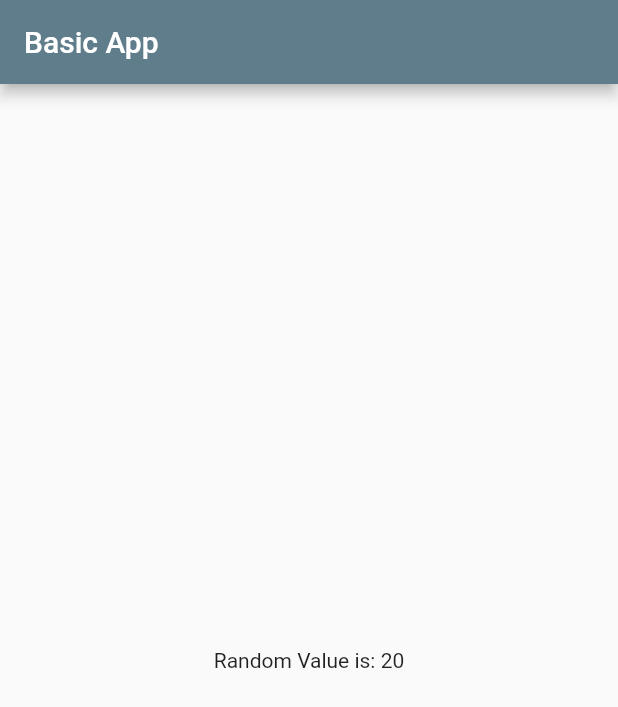
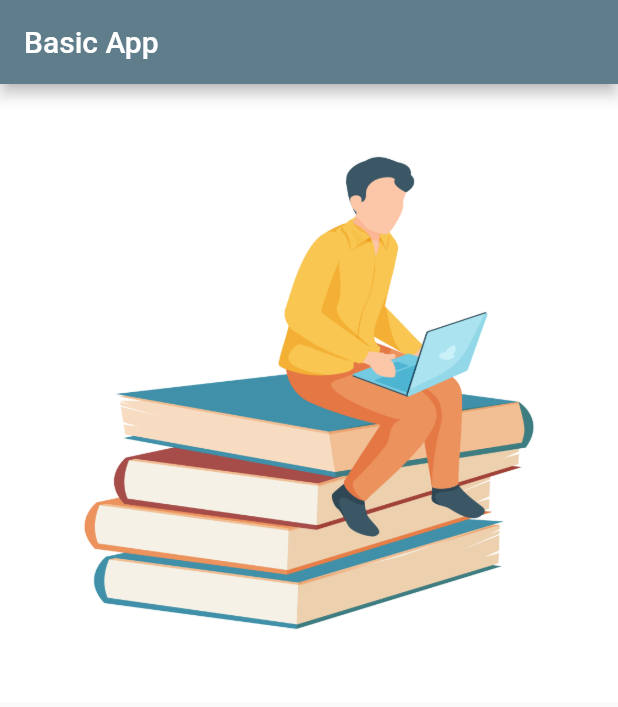
Before and after one commit to theeeep/Flutter-Basic-App, a Flutter app: the screen it shows after launch, on a phone screen of 412 x 824 dp. Shown: the top 707 px of the screen. Run offline on Flutter 3.47's test engine with Material 2 defaults, Android fonts, the phone set to English and light mode, and no system bars.

Commit message:
Adding Image

```diff
--- a/lib/screens/Dashboard.dart
+++ b/lib/screens/Dashboard.dart
@@ -1,3 +1,5 @@
+// ignore_for_file: prefer_const_constructors
+
 import 'dart:math';
 
 import 'package:flutter/material.dart';
@@ -12,8 +14,9 @@ class DashBoard extends StatelessWidget {
         title: Text('Basic App'),
         backgroundColor: Colors.blueGrey,
       ),
-      body: Center(
-        child: Text("Random Value is: ${getNumber()}"),
+      body: Image(
+        image: AssetImage(
+            "assets/images/2002.i515.001_modern_students_flat_icons-13.jpg"),
       ),
     );
   }
```
Also changed, not shown: pubspec.yaml (+4 -6 lines), assets/images/2002.i515.001_modern_students_flat_icons-13.jpg (added).
